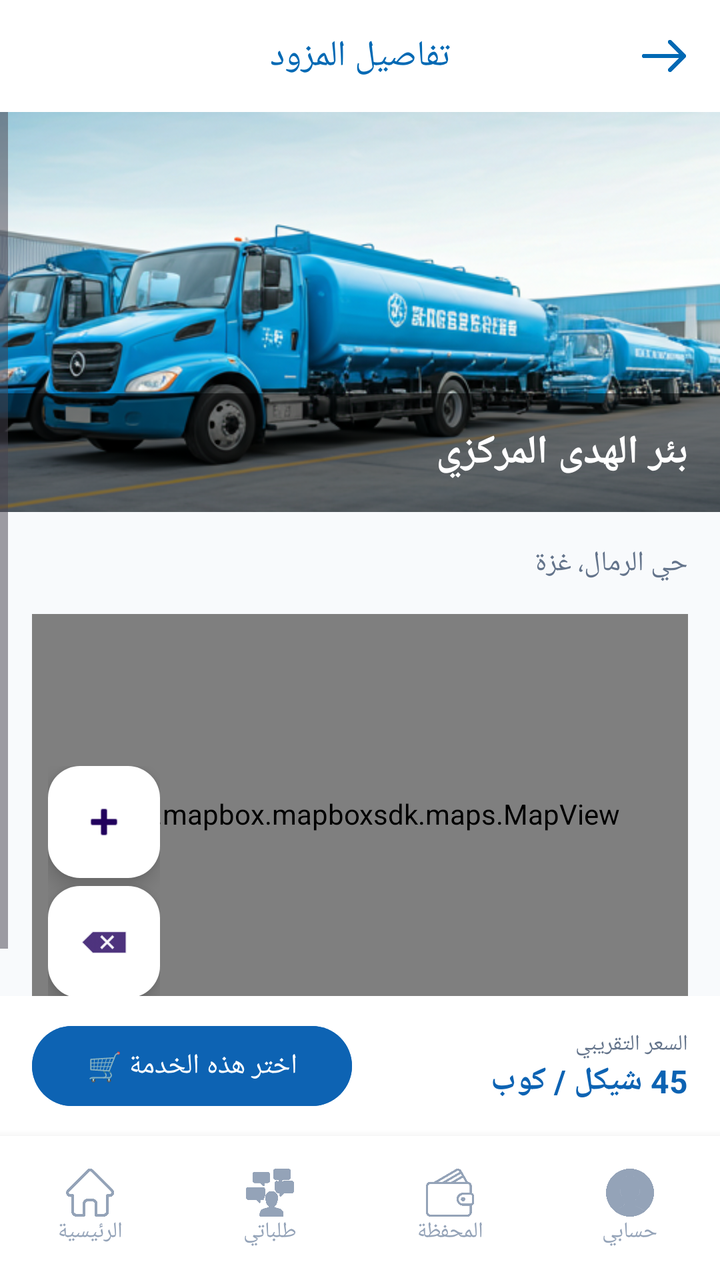
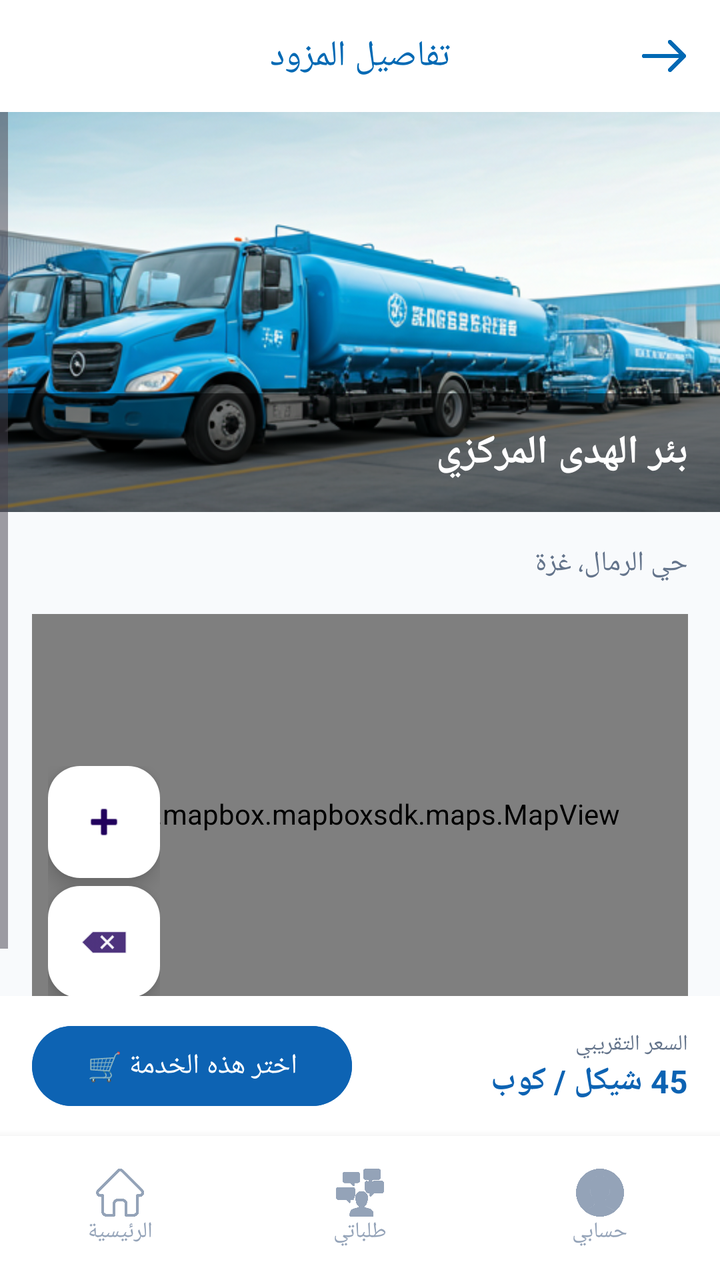

Two renders of the same Android screen: before a commit and after it. Below are the layout's source before the change and the commit's diff.
<!-- AndroidManifest.xml: application theme Theme.GraduationProject -->
<!-- res/layout/activity_provider_details.xml -->
<?xml version="1.0" encoding="utf-8"?>
<androidx.constraintlayout.widget.ConstraintLayout
    xmlns:android="http://schemas.android.com/apk/res/android"
    xmlns:app="http://schemas.android.com/apk/res-auto"
    xmlns:tools="http://schemas.android.com/tools"
    android:layout_width="match_parent"
    android:layout_height="match_parent"
    android:background="#F8FAFC"
    android:layoutDirection="rtl">

    <RelativeLayout
        android:id="@+id/layoutHeader"
        android:layout_width="match_parent"
        android:layout_height="56dp"
        android:paddingHorizontal="16dp"
        android:background="#FFFFFF"
        app:layout_constraintTop_toTopOf="parent">
        <TextView
            android:layout_width="wrap_content"
            android:layout_height="wrap_content"
            android:layout_centerInParent="true"
            android:text="تفاصيل المزود"
            android:textColor="#0069B4"
            android:textSize="18sp" />
        <ImageView
            android:id="@+id/btnBack"
            android:layout_width="24dp"
            android:layout_height="24dp"
            android:layout_alignParentRight="true"
            android:layout_centerVertical="true"
            android:src="@drawable/back"
            app:tint="#0069B4" />
    </RelativeLayout>

    <ScrollView
        android:layout_width="match_parent"
        android:layout_height="0dp"
        android:fillViewport="true"
        app:layout_constraintTop_toBottomOf="@id/layoutHeader"
        app:layout_constraintBottom_toTopOf="@id/layoutActionAndNav">

        <LinearLayout
            android:layout_width="match_parent"
            android:layout_height="wrap_content"
            android:orientation="vertical">

            <FrameLayout
                android:layout_width="match_parent"
                android:layout_height="200dp">
                <ImageView
                    android:id="@+id/ivProviderImage"
                    android:layout_width="match_parent"
                    android:layout_height="match_parent"
                    android:src="@drawable/img4"
                    android:scaleType="centerCrop"/>
                <LinearLayout
                    android:layout_width="match_parent"
                    android:layout_height="wrap_content"
                    android:layout_gravity="bottom"
                    android:padding="16dp"
                    android:background="#80000000">
                    <TextView
                        android:id="@+id/tvProviderName"
                        android:layout_width="wrap_content"
                        android:layout_height="wrap_content"
                        android:text="بئر الهدى المركزي"
                        android:textColor="#FFFFFF"
                        android:textSize="20sp"
                        android:textStyle="bold" />
                </LinearLayout>
            </FrameLayout>

            <LinearLayout
                android:layout_width="match_parent"
                android:layout_height="wrap_content"
                android:padding="16dp"
                android:orientation="vertical">

                <TextView
                    android:id="@+id/tvLocation"
                    android:layout_width="wrap_content"
                    android:layout_height="wrap_content"
                    android:text="حي الرمال، غزة"
                    android:textColor="#64748B" />

                
                <FrameLayout
                    android:layout_width="match_parent"
                    android:layout_height="200dp"
                    android:layout_marginTop="16dp">

                    <com.mapbox.mapboxsdk.maps.MapView
                        android:id="@+id/mapView"
                        android:layout_width="match_parent"
                        android:layout_height="match_parent" />

                    
                    <LinearLayout
                        android:layout_width="wrap_content"
                        android:layout_height="wrap_content"
                        android:orientation="vertical"
                        android:layout_gravity="left|bottom"
                        android:layout_margin="8dp">

                        <com.google.android.material.floatingactionbutton.FloatingActionButton
                            android:id="@+id/btnZoomIn"
                            android:layout_width="wrap_content"
                            android:layout_height="wrap_content"
                            android:layout_marginBottom="4dp"
                            android:src="@android:drawable/ic_input_add"
                            app:fabSize="mini"
                            app:backgroundTint="#FFFFFF"
                            tools:ignore="ContentDescription" />

                        <com.google.android.material.floatingactionbutton.FloatingActionButton
                            android:id="@+id/btnZoomOut"
                            android:layout_width="wrap_content"
                            android:layout_height="wrap_content"
                            android:src="@android:drawable/ic_input_delete"
                            app:fabSize="mini"
                            app:backgroundTint="#FFFFFF"
                            tools:ignore="ContentDescription" />
                    </LinearLayout>
                </FrameLayout>
            </LinearLayout>
        </LinearLayout>
    </ScrollView>

    <LinearLayout
        android:id="@+id/layoutActionAndNav"
        android:layout_width="match_parent"
        android:layout_height="wrap_content"
        android:orientation="vertical"
        app:layout_constraintBottom_toBottomOf="parent">

        <androidx.constraintlayout.widget.ConstraintLayout
            android:id="@+id/layoutBottomBar"
            android:layout_width="match_parent"
            android:layout_height="70dp"
            android:background="#FFFFFF"
            android:elevation="4dp"
            android:paddingHorizontal="16dp">
            <LinearLayout
                android:layout_width="wrap_content"
                android:layout_height="wrap_content"
                android:orientation="vertical"
                app:layout_constraintTop_toTopOf="parent"
                app:layout_constraintBottom_toBottomOf="parent"
                app:layout_constraintStart_toStartOf="parent">
                <TextView
                    android:layout_width="wrap_content"
                    android:layout_height="wrap_content"
                    android:text="السعر التقريبي"
                    android:textColor="#64748B"
                    android:textSize="11sp" />
                <TextView
                    android:id="@+id/tvPrice"
                    android:layout_width="wrap_content"
                    android:layout_height="wrap_content"
                    android:text="45 شيكل / كوب"
                    android:textColor="#0D63B3"
                    android:textSize="16sp"
                    android:textStyle="bold" />
            </LinearLayout>
            <Button
                android:id="@+id/btnSelectService"
                android:layout_width="160dp"
                android:layout_height="48dp"
                android:text="اختر هذه الخدمة 🛒"
                android:textColor="#FFFFFF"
                android:backgroundTint="#0D63B3"
                app:layout_constraintTop_toTopOf="parent"
                app:layout_constraintBottom_toBottomOf="parent"
                app:layout_constraintEnd_toEndOf="parent" />
        </androidx.constraintlayout.widget.ConstraintLayout>

        <LinearLayout
            android:id="@+id/bottomNavProvider"
            android:layout_width="match_parent"
            android:layout_height="72dp"
            android:background="#FFFFFF"
            android:orientation="horizontal"
            android:gravity="center"
            android:elevation="8dp">
            <LinearLayout android:id="@+id/navProfile" android:layout_width="0dp" android:layout_height="wrap_content" android:layout_weight="1" android:orientation="vertical" android:gravity="center" android:clickable="true" android:focusable="true">
                <ImageView android:layout_width="24dp" android:layout_height="24dp" android:src="@drawable/user" app:tint="#94A3B8" />
                <TextView android:layout_width="wrap_content" android:layout_height="wrap_content" android:text="حسابي" android:textColor="#94A3B8" android:textSize="11sp" />
            </LinearLayout>
            <LinearLayout android:id="@+id/navWallet" android:layout_width="0dp" android:layout_height="wrap_content" android:layout_weight="1" android:orientation="vertical" android:gravity="center" android:clickable="true" android:focusable="true">
                <ImageView android:layout_width="24dp" android:layout_height="24dp" android:src="@drawable/wallet" app:tint="#94A3B8" />
                <TextView android:layout_width="wrap_content" android:layout_height="wrap_content" android:text="المحفظة" android:textColor="#94A3B8" android:textSize="11sp" />
            </LinearLayout>
            <LinearLayout android:id="@+id/navOrders" android:layout_width="0dp" android:layout_height="wrap_content" android:layout_weight="1" android:orientation="vertical" android:gravity="center" android:clickable="true" android:focusable="true">
                <ImageView android:layout_width="24dp" android:layout_height="24dp" android:src="@drawable/personal" app:tint="#94A3B8" />
                <TextView android:layout_width="wrap_content" android:layout_height="wrap_content" android:text="طلباتي" android:textColor="#94A3B8" android:textSize="11sp" />
            </LinearLayout>
            <LinearLayout android:id="@+id/navHome" android:layout_width="0dp" android:layout_height="wrap_content" android:layout_weight="1" android:orientation="vertical" android:gravity="center" android:clickable="true" android:focusable="true">
                <ImageView android:layout_width="24dp" android:layout_height="24dp" android:src="@drawable/home" app:tint="#94A3B8" />
                <TextView android:layout_width="wrap_content" android:layout_height="wrap_content" android:text="الرئيسية" android:textColor="#94A3B8" android:textSize="11sp" />
            </LinearLayout>
        </LinearLayout>
    </LinearLayout>
</androidx.constraintlayout.widget.ConstraintLayout>
<!-- resources referenced by this layout -->
<resources>
  <!-- drawable back: png bitmap (drawable, 3478 bytes) -->
  <!-- drawable home: png bitmap (drawable, 8020 bytes) -->
  <!-- drawable img4: png bitmap (drawable, 386202 bytes) -->
  <!-- drawable personal: png bitmap (drawable, 20543 bytes) -->
  <!-- drawable user: png bitmap (drawable, 19440 bytes) -->
  <!-- drawable wallet: png bitmap (drawable, 15785 bytes) -->
  <style name="Theme.GraduationProject" parent="Base.Theme.GraduationProject" />
  <style name="Base.Theme.GraduationProject" parent="Theme.Material3.DayNight.NoActionBar">
          
          
      </style>
</resources>

<!-- the commit's change to res/layout/activity_provider_details.xml (unified diff, before → after) -->
@@ -186,10 +186,6 @@
                 <ImageView android:layout_width="24dp" android:layout_height="24dp" android:src="@drawable/user" app:tint="#94A3B8" />
                 <TextView android:layout_width="wrap_content" android:layout_height="wrap_content" android:text="حسابي" android:textColor="#94A3B8" android:textSize="11sp" />
             </LinearLayout>
-            <LinearLayout android:id="@+id/navWallet" android:layout_width="0dp" android:layout_height="wrap_content" android:layout_weight="1" android:orientation="vertical" android:gravity="center" android:clickable="true" android:focusable="true">
-                <ImageView android:layout_width="24dp" android:layout_height="24dp" android:src="@drawable/wallet" app:tint="#94A3B8" />
-                <TextView android:layout_width="wrap_content" android:layout_height="wrap_content" android:text="المحفظة" android:textColor="#94A3B8" android:textSize="11sp" />
-            </LinearLayout>
             <LinearLayout android:id="@+id/navOrders" android:layout_width="0dp" android:layout_height="wrap_content" android:layout_weight="1" android:orientation="vertical" android:gravity="center" android:clickable="true" android:focusable="true">
                 <ImageView android:layout_width="24dp" android:layout_height="24dp" android:src="@drawable/personal" app:tint="#94A3B8" />
                 <TextView android:layout_width="wrap_content" android:layout_height="wrap_content" android:text="طلباتي" android:textColor="#94A3B8" android:textSize="11sp" />
<!-- resource entries referenced after the edit -->
@@ -5,7 +5,6 @@
   <!-- drawable img4: png bitmap (drawable, 386202 bytes) -->
   <!-- drawable personal: png bitmap (drawable, 20543 bytes) -->
   <!-- drawable user: png bitmap (drawable, 19440 bytes) -->
-  <!-- drawable wallet: png bitmap (drawable, 15785 bytes) -->
   <style name="Theme.GraduationProject" parent="Base.Theme.GraduationProject" />
   <style name="Base.Theme.GraduationProject" parent="Theme.Material3.DayNight.NoActionBar">
           
